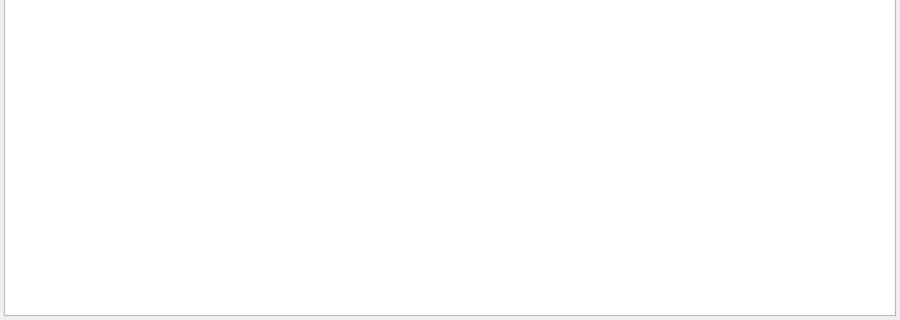
First picture: the form in processeswidget.ui, repository phyrophone/TuxManager, before the edit; both pictures show x 0 to 900 and y 280 to 600 of the 900 by 600 pixel window.
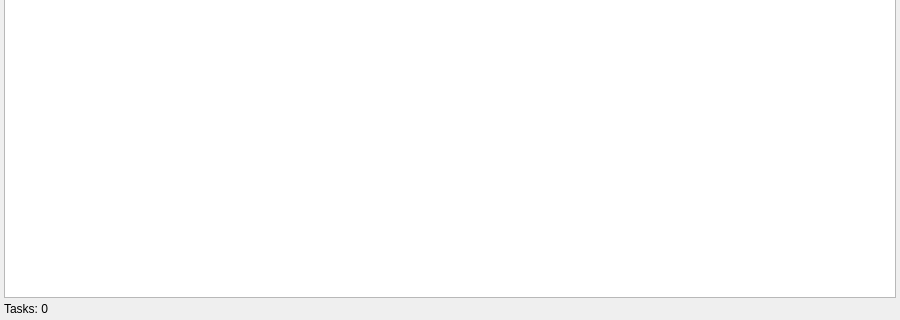
Second picture: the form after the edit.

What changed in the file:
```diff
--- a/processeswidget.ui
+++ b/processeswidget.ui
@@ -58,6 +58,12 @@
      <property name="sortingEnabled"><bool>true</bool></property>
     </widget>
    </item>
+   <item>
+    <widget class="QLabel" name="statusLabel">
+     <property name="text"><string>Tasks: 0</string></property>
+     <property name="alignment"><set>Qt::AlignLeft|Qt::AlignVCenter</set></property>
+    </widget>
+   </item>
   </layout>
  </widget>
  <resources/>
```
